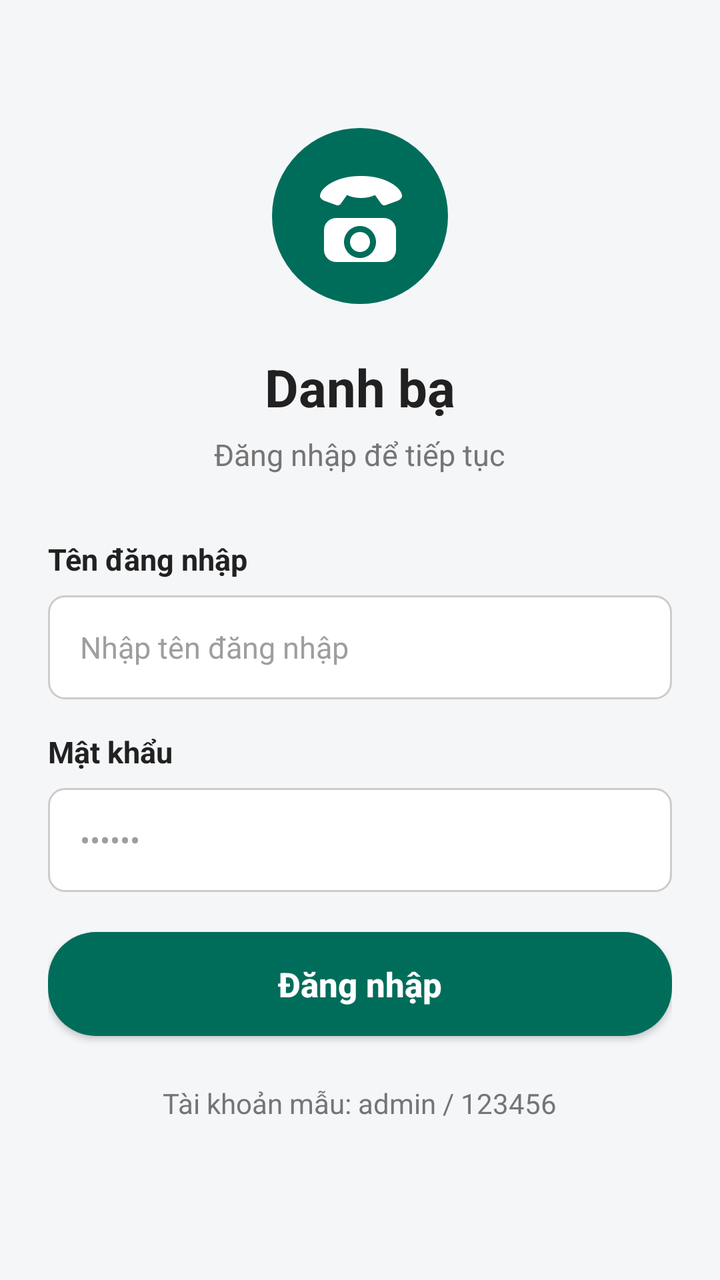
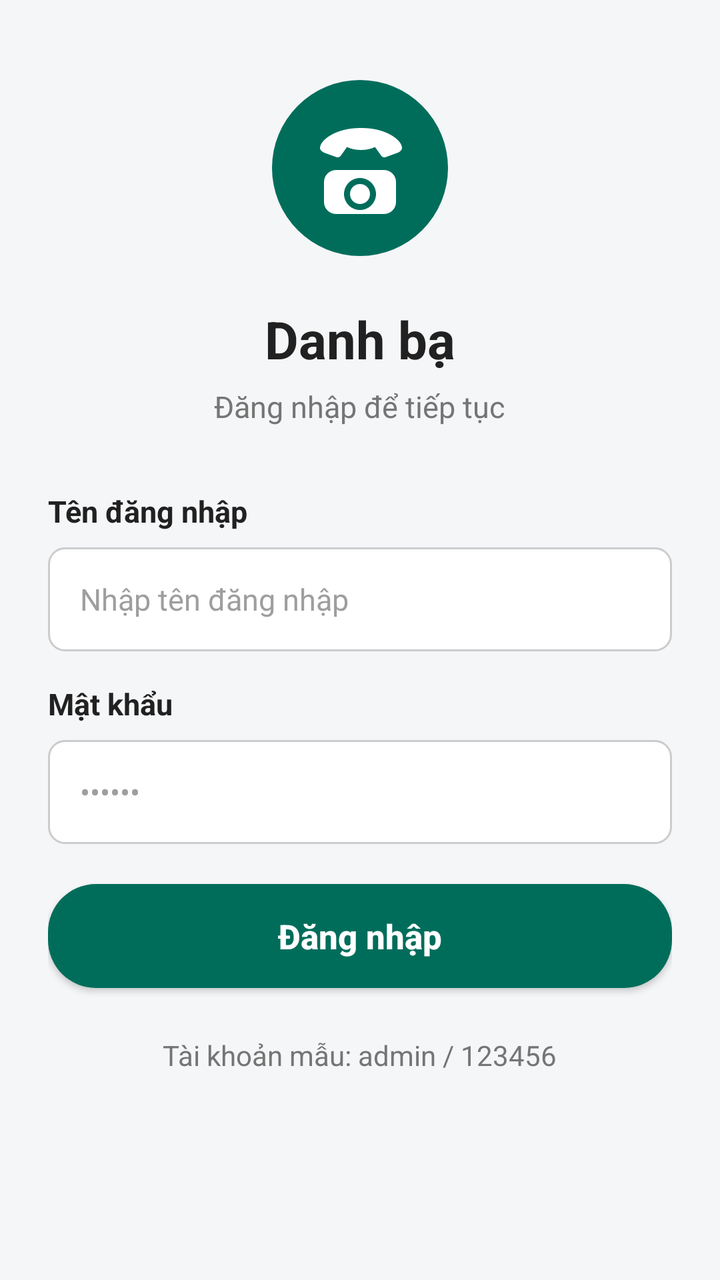

An Android layout rendered at two revisions. The XML below is the earlier revision; the diff shows what the commit changed to produce the second picture.
<!-- AndroidManifest.xml: application theme Theme.TH2danh_ba -->
<!-- res/layout/activity_login.xml -->
<?xml version="1.0" encoding="utf-8"?>
<ScrollView xmlns:android="http://schemas.android.com/apk/res/android"
    android:layout_width="match_parent"
    android:layout_height="match_parent"
    android:background="@color/bg_light_gray"
    android:fillViewport="true">

    <LinearLayout
        android:layout_width="match_parent"
        android:layout_height="wrap_content"
        android:gravity="center_horizontal"
        android:orientation="vertical"
        android:paddingStart="24dp"
        android:paddingTop="60dp"
        android:paddingEnd="24dp"
        android:paddingBottom="30dp">

        
        <ImageView
            android:id="@+id/ivLogo"
            android:layout_width="96dp"
            android:layout_height="96dp"
            android:contentDescription="@string/login_title"
            android:src="@drawable/ic_phone_logo" />

        
        <TextView
            android:layout_width="wrap_content"
            android:layout_height="wrap_content"
            android:layout_marginTop="20dp"
            android:text="@string/login_title"
            android:textColor="@color/text_primary"
            android:textSize="26sp"
            android:textStyle="bold" />

        <TextView
            android:layout_width="wrap_content"
            android:layout_height="wrap_content"
            android:layout_marginTop="6dp"
            android:text="@string/login_subtitle"
            android:textColor="@color/text_secondary"
            android:textSize="15sp" />

        
        <LinearLayout
            android:layout_width="match_parent"
            android:layout_height="wrap_content"
            android:layout_marginTop="32dp"
            android:orientation="vertical">

            
            <TextView
                android:layout_width="wrap_content"
                android:layout_height="wrap_content"
                android:text="@string/username_label"
                android:textColor="@color/text_primary"
                android:textSize="15sp"
                android:textStyle="bold" />

            <EditText
                android:id="@+id/etUsername"
                android:layout_width="match_parent"
                android:layout_height="52dp"
                android:layout_marginTop="8dp"
                android:background="@drawable/bg_input_field"
                android:hint="@string/username_hint"
                android:importantForAutofill="no"
                android:inputType="text"
                android:paddingStart="16dp"
                android:paddingEnd="16dp"
                android:textColor="@color/text_primary"
                android:textColorHint="@color/text_hint"
                android:textSize="15sp" />

            
            <TextView
                android:layout_width="wrap_content"
                android:layout_height="wrap_content"
                android:layout_marginTop="16dp"
                android:text="@string/password_label"
                android:textColor="@color/text_primary"
                android:textSize="15sp"
                android:textStyle="bold" />

            <EditText
                android:id="@+id/etPassword"
                android:layout_width="match_parent"
                android:layout_height="52dp"
                android:layout_marginTop="8dp"
                android:background="@drawable/bg_input_field"
                android:hint="@string/password_hint"
                android:importantForAutofill="no"
                android:inputType="textPassword"
                android:paddingStart="16dp"
                android:paddingEnd="16dp"
                android:textColor="@color/text_primary"
                android:textColorHint="@color/text_hint"
                android:textSize="15sp" />

            
            <TextView
                android:id="@+id/tvErrorMessage"
                android:layout_width="wrap_content"
                android:layout_height="wrap_content"
                android:layout_marginTop="12dp"
                android:textColor="@color/color_danger"
                android:textSize="14sp"
                android:visibility="gone" />

            
            <androidx.appcompat.widget.AppCompatButton
                android:id="@+id/btnLogin"
                android:layout_width="match_parent"
                android:layout_height="52dp"
                android:layout_marginTop="20dp"
                android:background="@drawable/bg_button_primary"
                android:text="@string/btn_login"
                android:textAllCaps="false"
                android:textColor="@color/white"
                android:textSize="17sp"
                android:textStyle="bold" />

            
            <TextView
                android:layout_width="wrap_content"
                android:layout_height="wrap_content"
                android:layout_gravity="center_horizontal"
                android:layout_marginTop="24dp"
                android:text="@string/login_sample_account"
                android:textColor="@color/text_secondary"
                android:textSize="14sp" />

        </LinearLayout>

    </LinearLayout>
</ScrollView>
<!-- resources referenced by this layout -->
<resources>
  <color name="bg_light_gray">#F5F6F8</color>
  <color name="color_danger">#D32F2F</color>
  <color name="text_hint">#9E9E9E</color>
  <color name="text_primary">#212121</color>
  <color name="text_secondary">#757575</color>
  <color name="white">#FFFFFFFF</color>
  <!-- drawable bg_button_primary (drawable) -->
  <?xml version="1.0" encoding="utf-8"?>
  <ripple xmlns:android="http://schemas.android.com/apk/res/android"
      android:color="#33FFFFFF">
      <item>
          <shape android:shape="rectangle">
              <solid android:color="@color/teal_button" />
              <corners android:radius="24dp" />
          </shape>
      </item>
  </ripple>
  <!-- drawable bg_input_field (drawable) -->
  <?xml version="1.0" encoding="utf-8"?>
  <shape xmlns:android="http://schemas.android.com/apk/res/android"
      android:shape="rectangle">
      <solid android:color="@color/white" />
      <stroke
          android:width="1dp"
          android:color="@color/border_gray" />
      <corners android:radius="8dp" />
  </shape>
  <!-- drawable ic_phone_logo (drawable) -->
  <vector xmlns:android="http://schemas.android.com/apk/res/android"
      android:width="96dp"
      android:height="96dp"
      android:viewportWidth="96"
      android:viewportHeight="96">
      
      <path
          android:fillColor="@color/teal_button"
          android:pathData="M48,48m-44,0a44,44 0,1 1,88 0a44,44 0,1 1,-88 0" />
      
      <path
          android:fillColor="#FFFFFFFF"
          android:pathData="M48,28c-12,0 -20,6 -20,10c0,1 1,2 2.5,2.5l5.5,2c1,0.5 2,0 2.5,-0.8l3,-4.2c2,1 4.5,1.5 7,1.5s5,-0.5 7,-1.5l3,4.2c0.5,0.8 1.5,1.3 2.5,0.8l5.5,-2c1.5,-0.5 2.5,-1.5 2.5,-2.5c0,-4 -8,-10 -20,-10zM36,49h24c3.3,0 6,2.7 6,6v10c0,3.3 -2.7,6 -6,6H36c-3.3,0 -6,-2.7 -6,-6V55c0,-3.3 2.7,-6 6,-6zm12,4c-4.4,0 -8,3.6 -8,8s3.6,8 8,8 8,-3.6 8,-8 -3.6,-8 -8,-8zm0,3c2.8,0 5,2.2 5,5s-2.2,5 -5,5 -5,-2.2 -5,-5 2.2,-5 5,-5z" />
  </vector>
  <string name="btn_login">Đăng nhập</string>
  <string name="login_sample_account">Tài khoản mẫu: admin / 123456</string>
  <string name="login_subtitle">Đăng nhập để tiếp tục</string>
  <string name="login_title">Danh bạ</string>
  <string name="password_hint">••••••</string>
  <string name="password_label">Mật khẩu</string>
  <string name="username_hint">Nhập tên đăng nhập</string>
  <string name="username_label">Tên đăng nhập</string>
  <style name="Theme.TH2danh_ba" parent="Base.Theme.TH2danh_ba" />
  <color name="teal_button">#006D5B</color>
  <color name="border_gray">#CCCCCC</color>
  <style name="Base.Theme.TH2danh_ba" parent="Theme.Material3.Light.NoActionBar">
          
          <item name="colorPrimary">@color/primary_teal</item>
          <item name="colorPrimaryVariant">@color/primary_teal_dark</item>
          <item name="colorOnPrimary">@color/white</item>
          <item name="android:statusBarColor">@color/primary_teal_dark</item>
          <item name="android:windowLightStatusBar">false</item>
      </style>
  <color name="primary_teal">#00796B</color>
  <color name="primary_teal_dark">#004D40</color>
</resources>

<!-- the commit's change to res/layout/activity_login.xml (unified diff, before → after) -->
@@ -1,5 +1,6 @@
 <?xml version="1.0" encoding="utf-8"?>
 <ScrollView xmlns:android="http://schemas.android.com/apk/res/android"
+    android:id="@+id/rootLayout"
     android:layout_width="match_parent"
     android:layout_height="match_parent"
     android:background="@color/bg_light_gray"
@@ -11,7 +12,7 @@
         android:gravity="center_horizontal"
         android:orientation="vertical"
         android:paddingStart="24dp"
-        android:paddingTop="60dp"
+        android:paddingTop="36dp"
         android:paddingEnd="24dp"
         android:paddingBottom="30dp">
 
